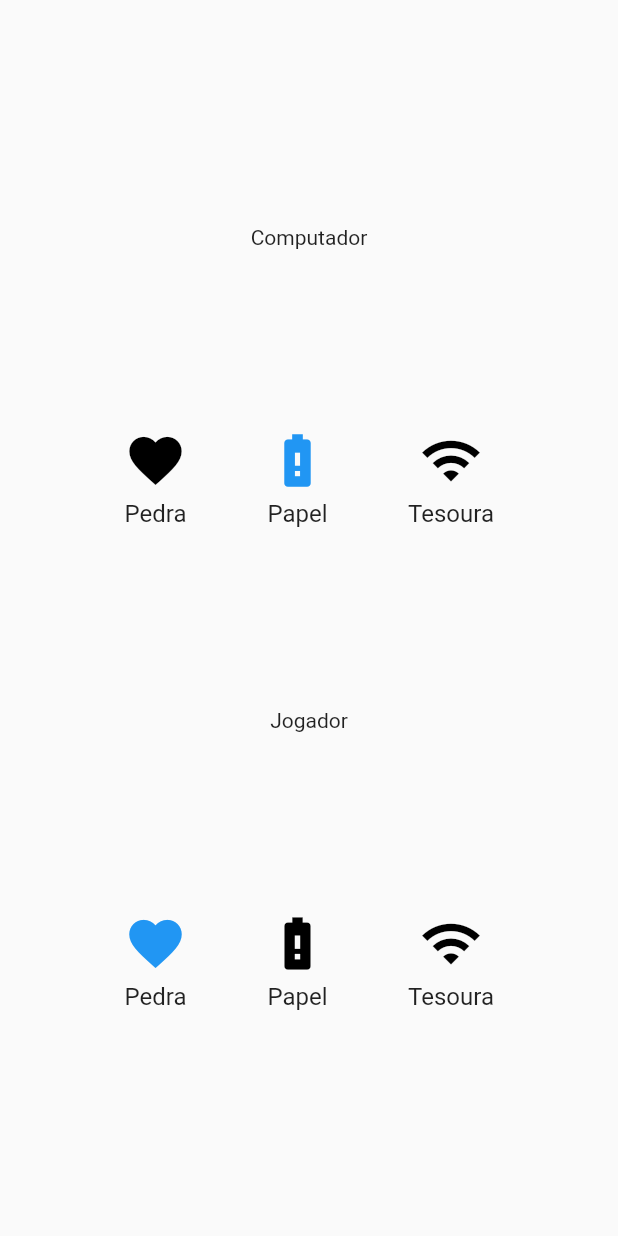
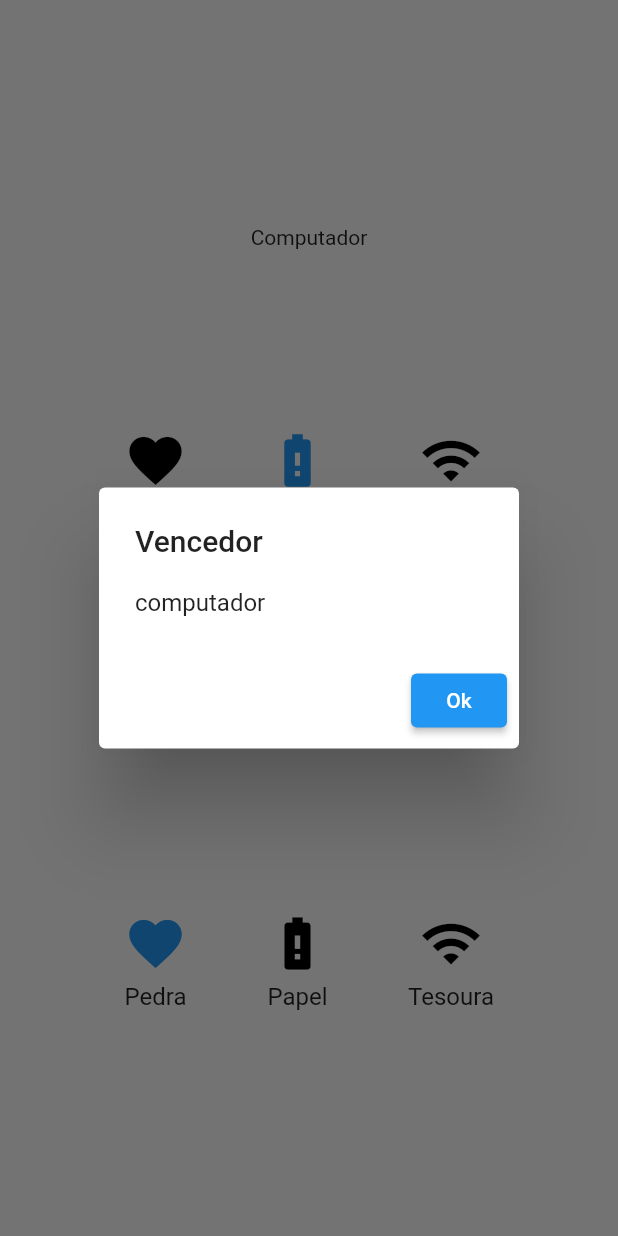
Before and after one commit to henriquedezani/fatec-pdm-jokenpo, a Flutter app: the screen it shows after launch, after a tap on "Pedra", on a phone screen of 412 x 824 dp. Run offline on Flutter 3.47's test engine with Material 2 defaults, Android fonts, the phone set to English and light mode, and no system bars.

Commit message:
Finaliza o jogo

```diff
--- a/lib/telaDoJogo.dart
+++ b/lib/telaDoJogo.dart
@@ -14,14 +14,44 @@ class _TelaDoJogoState extends State<TelaDoJogo> {
   String? itemSelecionado;
   String? computadorSelecionou;
 
-  void _onItemClick(String item) {
+  void _onItemClick(String item, BuildContext context) {
     final random = Random();
 
     var opcoes = ["pedra", "papel", "tesoura"];
 
+    String? ganhou;
+
+    computadorSelecionou = opcoes[random.nextInt(3)];
+
+    if (item == 'pedra' && computadorSelecionou == 'papel')
+      ganhou = 'computador';
+    if (item == 'papel' && computadorSelecionou == 'tesoura')
+      ganhou = 'computador';
+    if (item == 'tesoura' && computadorSelecionou == 'pedra')
+      ganhou = 'computador';
+    if (item == 'papel' && computadorSelecionou == 'pedra') ganhou = 'jogador';
+    if (item == 'tesoura' && computadorSelecionou == 'papel')
+      ganhou = 'jogador';
+    if (item == 'pedra' && computadorSelecionou == 'tesoura')
+      ganhou = 'jogador';
+    if (item == computadorSelecionou) ganhou = 'empate';
+
+    var alert = AlertDialog(
+      title: Text("Vencedor"),
+      content: Text(ganhou!),
+      actions: [
+        ElevatedButton(
+          child: Text("Ok"),
+          onPressed: () => Navigator.of(context).pop(),
+        )
+      ],
+    );
+
+    showDialog(
+        context: context, builder: (_) => alert, barrierDismissible: false);
+
     setState(() {
       itemSelecionado = item;
-      computadorSelecionou = opcoes[random.nextInt(3)];
     });
   }
 
@@ -64,7 +94,7 @@ class _TelaDoJogoState extends State<TelaDoJogo> {
                     Icons.favorite,
                     selected: itemSelecionado == "pedra",
                   ),
-                  onTap: () => _onItemClick("pedra"),
+                  onTap: () => _onItemClick("pedra", context),
                 ),
                 GestureDetector(
                   child: Item(
@@ -72,7 +102,7 @@ class _TelaDoJogoState extends State<TelaDoJogo> {
                     Icons.battery_alert,
                     selected: itemSelecionado == "papel",
                   ),
-                  onTap: () => _onItemClick("papel"),
+                  onTap: () => _onItemClick("papel", context),
                 ),
                 GestureDetector(
                   child: Item(
@@ -80,7 +110,7 @@ class _TelaDoJogoState extends State<TelaDoJogo> {
                     Icons.wifi,
                     selected: itemSelecionado == "tesoura",
                   ),
-                  onTap: () => _onItemClick("tesoura"),
+                  onTap: () => _onItemClick("tesoura", context),
                 ),
               ],
             ),
```
